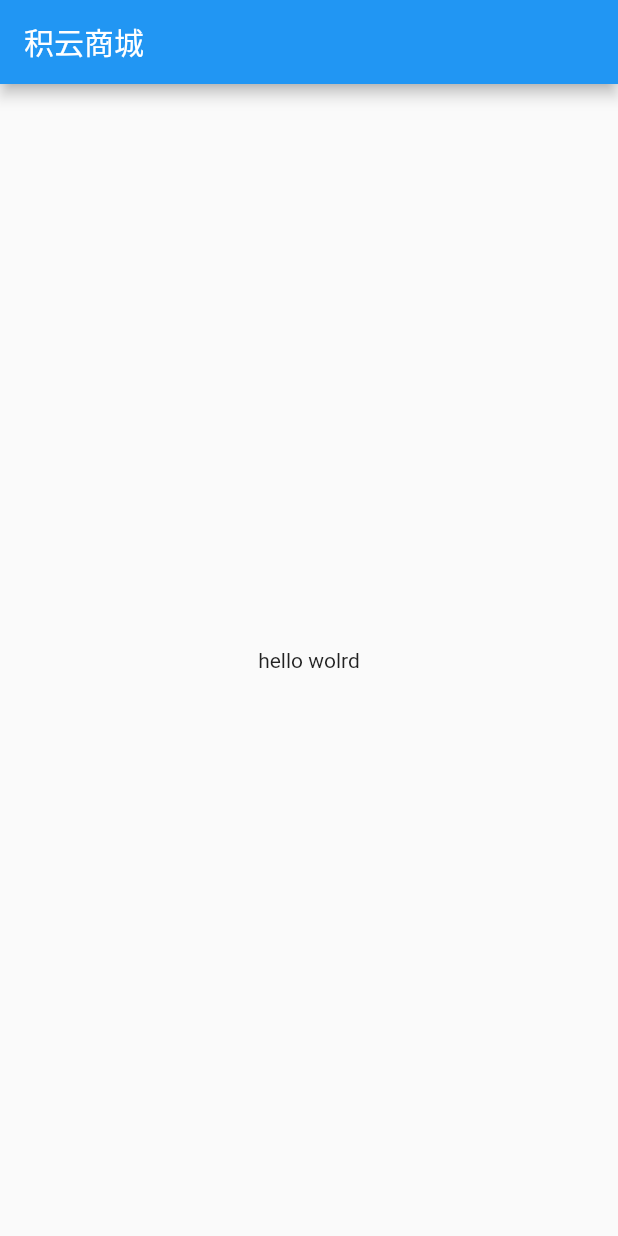
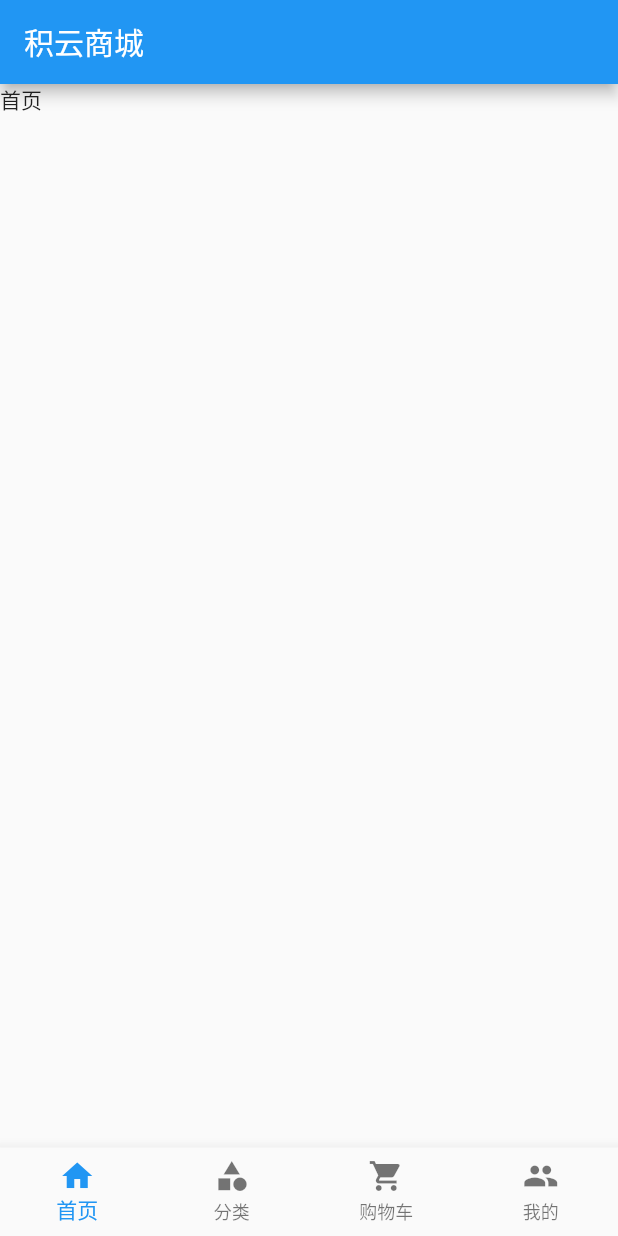
Before and after one commit to YangMr/fluuter_shop, a Flutter app: the screen it shows after launch, on a phone screen of 412 x 824 dp. Run offline on Flutter 3.47's test engine with Material 2 defaults, Android fonts, the phone set to English and light mode, and no system bars.

Commit message:
02 制作底部TabBar

```diff
--- /dev/null
+++ b/shop/lib/pages/HomePage.dart
@@ -0,0 +1,19 @@
+//引入ui库
+import 'package:flutter/material.dart';
+
+//创建组件
+class HomePage extends StatefulWidget {
+  HomePage({Key key}) : super(key: key);
+
+  @override
+  _HomePageState createState() => _HomePageState();
+}
+
+class _HomePageState extends State<HomePage> {
+  @override
+  Widget build(BuildContext context) {
+    return Container(
+       child: Text("首页"),
+    );
+  }
+}
--- a/shop/lib/pages/TabBar.dart
+++ b/shop/lib/pages/TabBar.dart
@@ -1,5 +1,13 @@
 //引入ui库
 import 'package:flutter/material.dart';
+//引入主页
+import 'package:shop/pages/HomePage.dart';
+//引入分类
+import 'package:shop/pages/CategoryPage.dart';
+//引入购物车
+import 'package:shop/pages/CartPage.dart';
+//引入我的
+import 'package:shop/pages/MyPage.dart';
 
 //定义TabBar
 class TabBarPage extends StatefulWidget {
@@ -10,13 +18,56 @@ class TabBarPage extends StatefulWidget {
 }
 
 class _TabBarPageState extends State<TabBarPage> {
+
+  //定义一个变量，用来保存tabbar切换的下表
+  var _currentIndex = 0;
+
+  //把切换的页面保存到数组
+  List pageList = [
+    HomePage(),
+    CategoryPage(),
+    CartPage(),
+    MyPage()
+  ];
+
   @override
   Widget build(BuildContext context) {
+    //使用脚手架组件 -- scaffold
     return Scaffold(
+      //定义标题栏
       appBar: AppBar(
         title : Text("积云商城"),
       ),
-      body : Center(child: Text("hello wolrd"),),
+      //定义主体内容
+      body : pageList[this._currentIndex],
+      //定义底部导航
+      bottomNavigationBar: BottomNavigationBar(
+        type: BottomNavigationBarType.fixed,
+        currentIndex: _currentIndex,
+        onTap: (index){
+          setState(() {
+            this._currentIndex = index;
+          });
+        },
+        items: [
+          BottomNavigationBarItem(
+            icon: Icon(Icons.home),
+            title: Text("首页")
+          ),
+          BottomNavigationBarItem(
+            icon: Icon(Icons.category),
+            title: Text("分类")
+          ),
+          BottomNavigationBarItem(
+            icon: Icon(Icons.shopping_cart),
+            title: Text("购物车")
+          ),
+          BottomNavigationBarItem(
+            icon: Icon(Icons.people),
+            title: Text("我的")
+          )
+        ],
+      ),
     );
   }
 }
```
Also changed, not shown: shop/lib/pages/CartPage.dart (added, +19 -0 lines), shop/lib/pages/CategoryPage.dart (added, +19 -0 lines), shop/lib/pages/MyPage.dart (added, +19 -0 lines).
